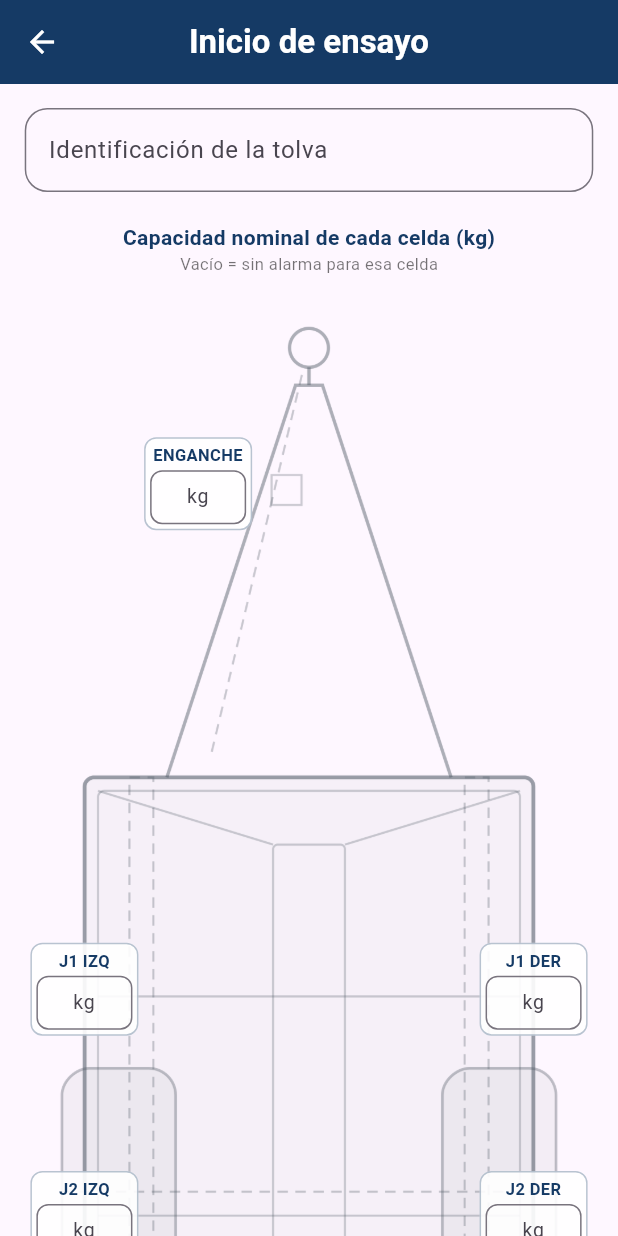
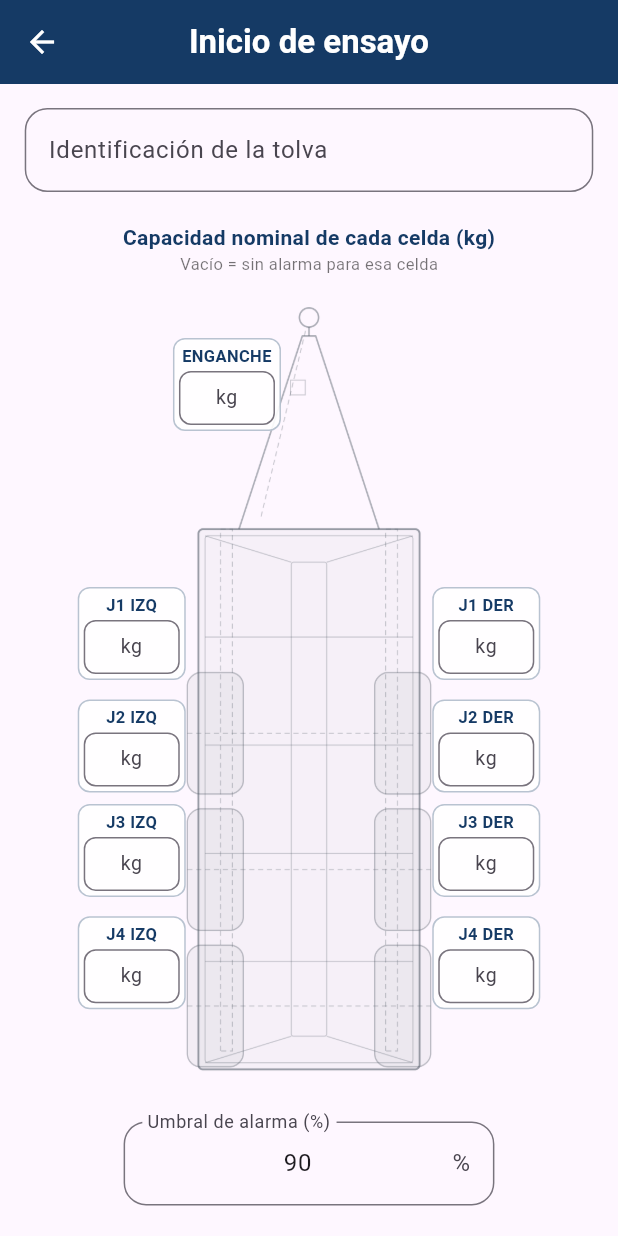
Before and after one commit to Tirano61/9-platos-cestari-apk, a Flutter app: the InicioEnsayoPage screen opened by its route, on a phone screen of 412 x 824 dp. Run offline on Flutter 3.47's test engine with Material 3 defaults, Android fonts, the phone set to English and light mode, and no system bars; our stand-ins replace flutter_native_splash, get, permission_handler, share_plus, shared_preferences, sqflite; missing offline and left inert: excel, udp; accounts and stored records are empty; statements that could not run were skipped.

Commit message:
Inicio de ensayo: dibujo de la tolva mas chico y centrado, con los campos a los costados

```diff
--- a/lib/Pages/inicio_ensayo/inicio_ensayo_page.dart
+++ b/lib/Pages/inicio_ensayo/inicio_ensayo_page.dart
@@ -193,11 +193,7 @@ class _InicioEnsayoPageState extends State<InicioEnsayoPage> {
             style: TextStyle(fontSize: tablet ? 13 : 11, color: Colors.black54),
           ),
           const SizedBox(height: 8),
-          // En tablet el dibujo no ocupa todo el ancho: quedaria demasiado alto.
-          ConstrainedBox(
-            constraints: const BoxConstraints(maxWidth: 520),
-            child: TolvaCapacidades(capacidades: _capacidades),
-          ),
+          TolvaCapacidades(capacidades: _capacidades),
           const SizedBox(height: 20),
           SizedBox(
             width: tablet ? 260 : width * 0.6,
--- a/lib/Pages/inicio_ensayo/widgets/tolva_capacidades.dart
+++ b/lib/Pages/inicio_ensayo/widgets/tolva_capacidades.dart
@@ -1,3 +1,5 @@
+import 'dart:math';
+
 import 'package:flutter/material.dart';
 import 'package:flutter/services.dart';
 
@@ -6,47 +8,71 @@ import 'package:nueve_platos_cestari/config/platos.dart';
 import 'package:nueve_platos_cestari/config/theme.dart';
 
 /// Dibujo de la tolva con un campo de capacidad (kg) junto a cada celda.
-/// Se dibuja al ancho disponible; la posicion de cada campo sale de
-/// [posicionCelda], asi queda en su lugar con cualquier ancho de pantalla.
+/// El dibujo va centrado y mas angosto que el ancho disponible, para que los
+/// campos tengan lugar a los costados. La posicion de cada campo sale de
+/// [posicionCelda], asi queda en su lugar con cualquier tamaño de pantalla.
 class TolvaCapacidades extends StatelessWidget {
   const TolvaCapacidades({super.key, required this.capacidades});
 
   /// Un controller por plato (indice 0 = plato 1).
   final List<TextEditingController> capacidades;
 
+  /// Tamaño maximo del dibujo: fraccion del ancho disponible y del alto de la pantalla.
+  static const fraccionAncho = 0.55;
+  static const fraccionAlto = 0.65;
+
   @override
   Widget build(BuildContext context) {
-    return AspectRatio(
-      aspectRatio: proporcionTolva,
-      child: LayoutBuilder(
-        builder: (context, constraints) {
-          final ancho = constraints.maxWidth;
-          final alto = constraints.maxHeight;
-          final anchoCampo = (ancho * 0.19).clamp(60.0, 110.0);
+    final altoPantalla = MediaQuery.sizeOf(context).height;
 
-          return Stack(
+    return LayoutBuilder(
+      builder: (context, constraints) {
+        final ancho = constraints.maxWidth;
+        final anchoDibujo = min(
+          ancho * fraccionAncho,
+          altoPantalla * fraccionAlto * proporcionTolva,
+        );
+        final altoDibujo = anchoDibujo / proporcionTolva;
+        final margen = (ancho - anchoDibujo) / 2;
+        final anchoCampo = (ancho * 0.19).clamp(60.0, 110.0);
+
+        return SizedBox(
+          width: ancho,
+          height: altoDibujo,
+          child: Stack(
             children: [
-              Positioned.fill(
+              Positioned(
+                left: margen,
+                top: 0,
+                width: anchoDibujo,
+                height: altoDibujo,
                 child: Image.asset(imagenTolva, fit: BoxFit.contain),
               ),
               for (var n = 1; n <= cantidadPlatos; n++)
-                _campo(n, ancho, alto, anchoCampo),
+                _campo(n, ancho, margen, anchoDibujo, altoDibujo, anchoCampo),
             ],
-          );
-        },
-      ),
+          ),
+        );
+      },
     );
   }
 
-  Widget _campo(int plato, double ancho, double alto, double anchoCampo) {
+  Widget _campo(
+    int plato,
+    double ancho,
+    double margen,
+    double anchoDibujo,
+    double altoDibujo,
+    double anchoCampo,
+  ) {
     final posicion = posicionCelda(plato);
-    final x = posicion.x * ancho;
+    final x = margen + posicion.x * anchoDibujo;
     // Lado der: el campo arranca en x. Enganche y lado izq: termina en x.
     final izquierda = esLadoDerecho(plato) ? x : x - anchoCampo;
 
     return Positioned(
       left: izquierda.clamp(0.0, ancho - anchoCampo),
-      top: posicion.y * alto,
+      top: posicion.y * altoDibujo,
       width: anchoCampo,
       // Centrado en la linea de la celda.
       child: FractionalTranslation(
--- a/lib/config/platos.dart
+++ b/lib/config/platos.dart
@@ -29,13 +29,14 @@ const double proporcionTolva = 1000 / 2868;
 ///
 /// En el enganche y el lado izq el campo termina en x (queda a la izquierda);
 /// en el lado der empieza en x (queda a la derecha). En y queda centrado.
-/// Son una primera medida sobre el dibujo: se ajustan viendolas en el telefono.
+/// Los izq/der van al borde exterior de las ruedas, asi el campo no tapa el
+/// dibujo. Se ajustan viendolas en el telefono.
 const List<({double x, double y})> posicionesCeldas = [
   (x: 0.40, y: 0.12), // ENGANCHE, junto a la lanza
-  (x: 0.20, y: 0.43), (x: 0.80, y: 0.43), // J1
-  (x: 0.20, y: 0.57), (x: 0.80, y: 0.57), // J2
-  (x: 0.20, y: 0.70), (x: 0.80, y: 0.70), // J3
-  (x: 0.20, y: 0.84), (x: 0.80, y: 0.84), // J4
+  (x: 0.06, y: 0.43), (x: 0.94, y: 0.43), // J1
+  (x: 0.06, y: 0.57), (x: 0.94, y: 0.57), // J2
+  (x: 0.06, y: 0.70), (x: 0.94, y: 0.70), // J3
+  (x: 0.06, y: 0.84), (x: 0.94, y: 0.84), // J4
 ];
 
 /// Posicion del campo del plato [plato] (1..cantidadPlatos) sobre [imagenTolva].
```
Also changed, not shown: 2 other files.
